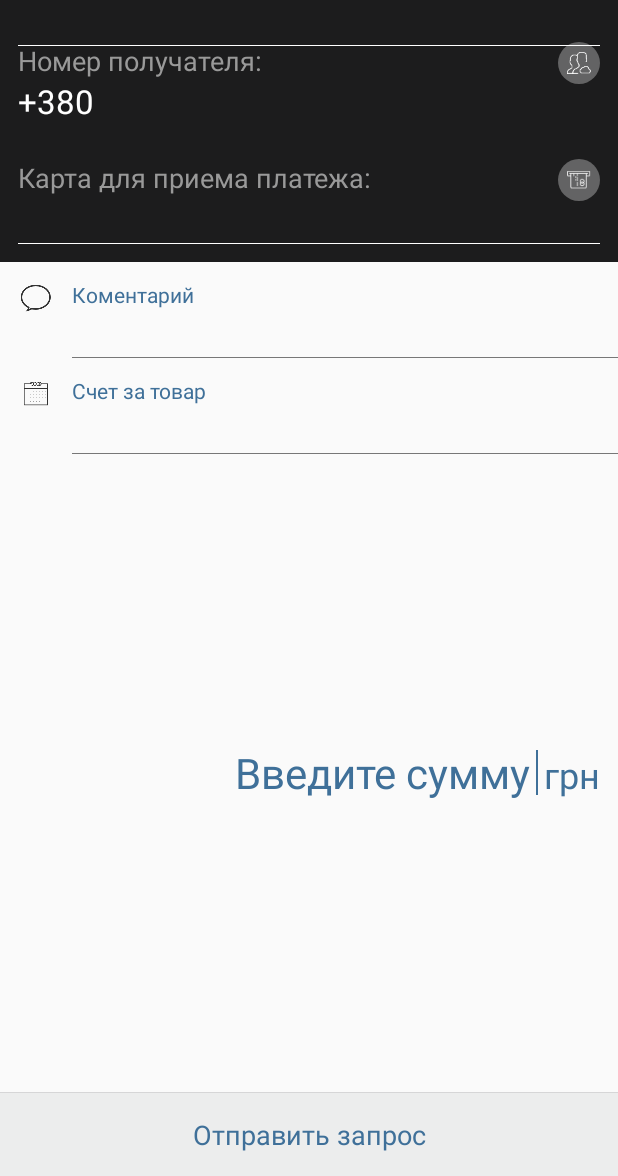
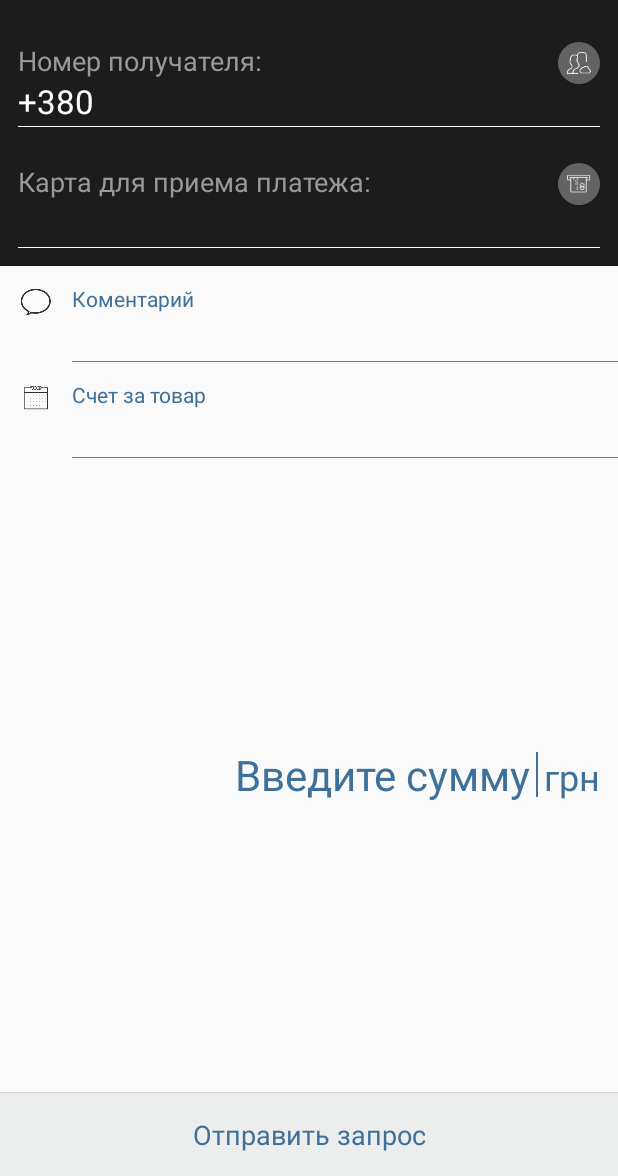
Before and after one commit to mykola-myhailov/fishpay-android, an Android app: the layout activity_create_pay_request.xml on its own in the app's theme, with its tools: preview values and no code run, on a phone screen of 412 x 824 dp, the part 60-1236 px from its top. Run offline under Robolectric (Android 15) with nearby library versions, the phone set to English and light mode, and no system bars; Roboto replaces fonts that are not available here.

Commit message:
fix commit

```diff
--- a/app/src/main/res/layout/activity_create_pay_request.xml
+++ b/app/src/main/res/layout/activity_create_pay_request.xml
@@ -78,7 +78,7 @@
             android:layout_width="match_parent"
             android:layout_height="0.5dp"
             android:background="@color/white"
-            android:layout_below="@id/et_number"/>
+            android:layout_below="@id/et_phone"/>
     </RelativeLayout>
 
     <RelativeLayout
```
